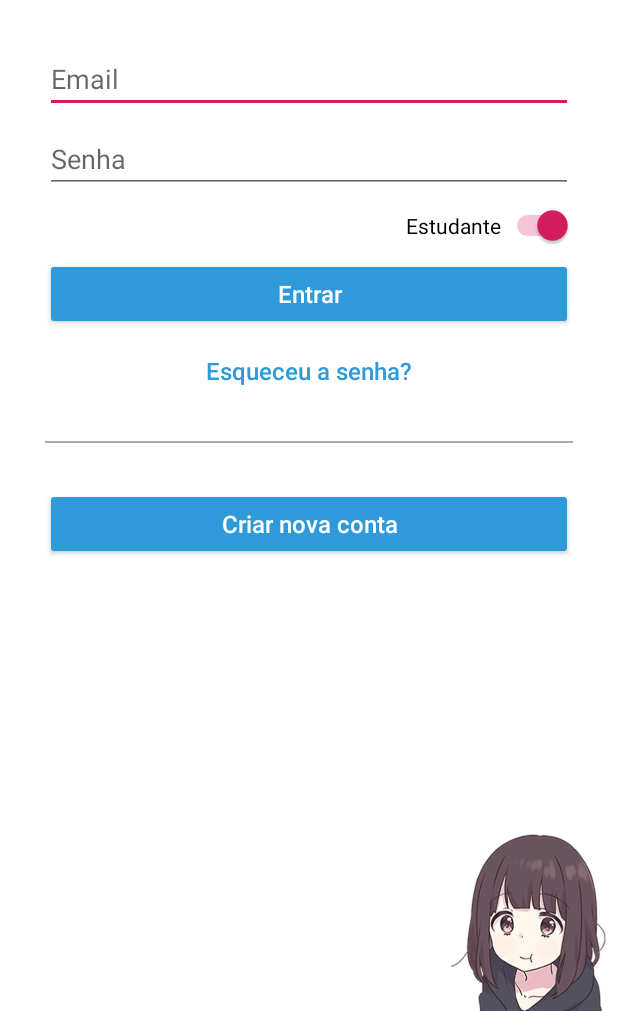
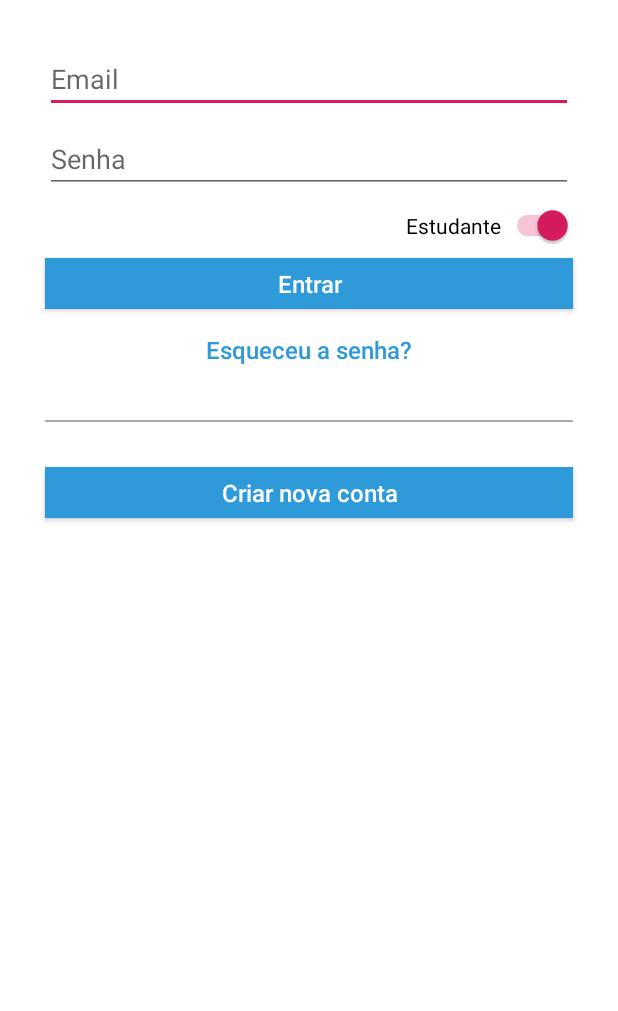
Before and after one commit to AnxietyOFF/Anxiety-OFF, an Android app: the LoginActivity screen opened directly, with no data from a screen before it, on a phone screen of 412 x 824 dp, the part 225-1236 px from its top. Run offline under Robolectric (Android 15) with nearby library versions, the phone set to English and light mode, and no system bars; our stand-ins replace Firebase (no records; nobody signed in at launch, a user with empty details on screens opened directly).

Commit message:
second commit

```diff
--- a/app/src/main/java/br/com/opm/anxietyoff/ui/activity/ForgottenPassword.java
+++ b/app/src/main/java/br/com/opm/anxietyoff/ui/activity/ForgottenPassword.java
@@ -4,11 +4,13 @@ import android.content.Intent;
 import android.os.Bundle;
 import android.text.Editable;
 import android.text.TextWatcher;
+import android.view.MenuItem;
 import android.view.View;
 import android.widget.Button;
 import android.widget.EditText;
 import android.widget.TextView;
 
+import androidx.annotation.NonNull;
 import androidx.appcompat.app.AppCompatActivity;
 
 import br.com.opm.anxietyoff.R;
@@ -26,6 +28,7 @@ public class ForgottenPassword extends AppCompatActivity {
         super.onCreate(savedInstanceState);
         setContentView(R.layout.activity_forgotten_password);
         getSupportActionBar().setTitle("Encontrar sua conta");
+        getSupportActionBar().setDisplayHomeAsUpEnabled(true);
         authentication = new Authentication(this);
         findViews();
 
@@ -66,4 +69,15 @@ public class ForgottenPassword extends AppCompatActivity {
         authentication.changePassword(email.getText().toString());
     }
 
+    @Override
+    public boolean onOptionsItemSelected(@NonNull MenuItem item) {
+        int id = item.getItemId();
+
+        if (id == android.R.id.home) {
+            finish();
+        }
+
+        return super.onOptionsItemSelected(item);
+    }
+
 }
--- a/app/src/main/res/layout/activity_login.xml
+++ b/app/src/main/res/layout/activity_login.xml
@@ -90,10 +90,8 @@
         android:layout_width="wrap_content"
         android:layout_height="wrap_content"
         android:layout_marginTop="10dp"
-        android:background="@android:color/transparent"
-        android:minHeight="0dp"
+        android:background="?attr/selectableItemBackground"
         android:onClick="onClickForgotPassword"
-        android:padding="6dp"
         android:text="Esqueceu a senha?"
         android:textColor="@color/colorPrimaryDark"
         app:layout_constraintEnd_toEndOf="parent"
@@ -123,18 +121,7 @@
         android:text="Criar nova conta"
         app:layout_constraintEnd_toEndOf="parent"
         app:layout_constraintStart_toStartOf="parent"
-        app:layout_constraintTop_toBottomOf="@+id/login_separator" />
-
-    <ImageView
-        android:id="@+id/imageView2"
-        android:layout_width="wrap_content"
-        android:layout_height="wrap_content"
-        android:layout_marginEnd="8dp"
-        app:layout_constraintBottom_toBottomOf="parent"
-        app:layout_constraintEnd_toEndOf="parent"
-        app:layout_constraintHorizontal_bias="1.0"
-        app:layout_constraintStart_toStartOf="parent"
-        app:srcCompat="@drawable/logintype_menhera" />
+        app:layout_constraintTop_toBottomOf="@+id/login_separator"/>
 
 
 </androidx.constraintlayout.widget.ConstraintLayout>
--- a/app/src/main/res/values/strings.xml
+++ b/app/src/main/res/values/strings.xml
@@ -19,5 +19,5 @@
 
     <!-- TODO: Remove or change this placeholder text -->
     <string name="hello_blank_fragment">Hello blank fragment</string>
-    <string name="successful_password_reset_message">Tudo certo por aqui! Verifique se email. Enviamos um link para alteraçao da senha da sua conta.</string>
+    <string name="successful_password_reset_message">Tudo certo por aqui! Verifique seu email.\nEnviamos um link para alteraçao da senha da sua conta.</string>
 </resources>
--- a/app/src/main/res/values/styles.xml
+++ b/app/src/main/res/values/styles.xml
@@ -13,10 +13,20 @@
 
     <style name="App_ButtonStyle" parent="@style/Widget.AppCompat.Button">
         <item name="android:layout_height">wrap_content</item>
+        <item name="android:minHeight">0dp</item>
         <item name="android:textAllCaps">false</item>
+        <item name="android:padding">6dp</item>
         <item name="android:textSize">@dimen/buttonText</item>
-        <item name="android:backgroundTint">@color/colorPrimaryDark</item>
+        <item name="android:background">@color/colorPrimaryDark</item>
         <item name="android:textColor">@android:color/white</item>
+    </style>
+
+    <style name="App_AlertDialog_ButtonStyle" parent="Widget.AppCompat.Button.ButtonBar.AlertDialog">
+        <item name="android:textColor">@color/colorPrimaryDark</item>
+    </style>
+
+    <style name="App_AlertDialogTheme" parent="ThemeOverlay.AppCompat.Dialog.Alert">
+        <item name="android:buttonBarButtonStyle">@style/App_AlertDialog_ButtonStyle</item>
     </style>
 
     <style name="AppTheme" parent="Theme.AppCompat.Light.DarkActionBar">
@@ -26,6 +36,7 @@
         <item name="editTextStyle">@style/App_EditTextStyle</item>
         <item name="switchStyle">@style/App_SwitchStyle</item>
         <item name="buttonStyle">@style/App_ButtonStyle</item>
+        <item name="android:alertDialogTheme">@style/App_AlertDialogTheme</item>
     </style>
 
     <style name="AppTheme.NoActionBar">
```
